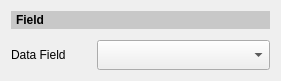
Qt form ui/composer/ui_composer_data_field.ui (gltn/stdm) before a commit.
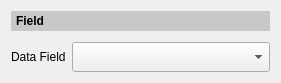
The same form after that commit.

The edit to the form file:
```diff
--- a/ui/composer/ui_composer_data_field.ui
+++ b/ui/composer/ui_composer_data_field.ui
@@ -7,7 +7,7 @@
     <x>0</x>
     <y>0</y>
     <width>281</width>
-    <height>76</height>
+    <height>83</height>
    </rect>
   </property>
   <property name="sizePolicy">
@@ -25,6 +25,12 @@
    </property>
    <item row="1" column="1">
     <widget class="QComboBox" name="cboDataField">
+     <property name="sizePolicy">
+      <sizepolicy hsizetype="MinimumExpanding" vsizetype="Fixed">
+       <horstretch>0</horstretch>
+       <verstretch>0</verstretch>
+      </sizepolicy>
+     </property>
      <property name="minimumSize">
       <size>
        <width>0</width>
@@ -37,7 +43,7 @@
     <widget class="QLabel" name="label_2">
      <property name="maximumSize">
       <size>
-       <width>80</width>
+       <width>16777215</width>
        <height>16777215</height>
       </size>
      </property>
```
